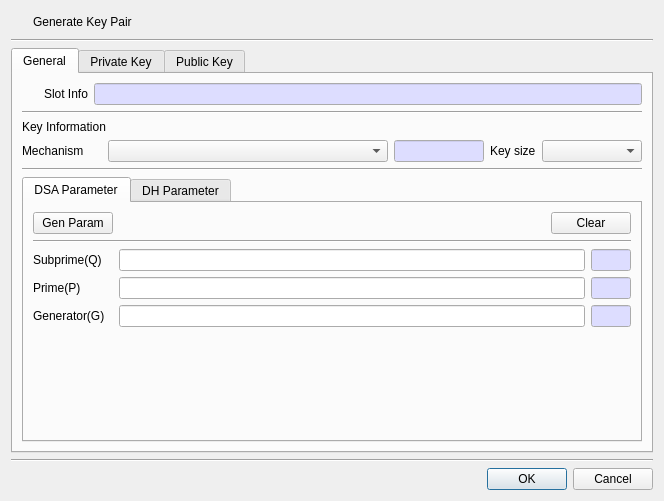
Qt form CryptokiMan/gen_key_pair_dlg.ui (jykim74/CryptokiMan) before a commit.
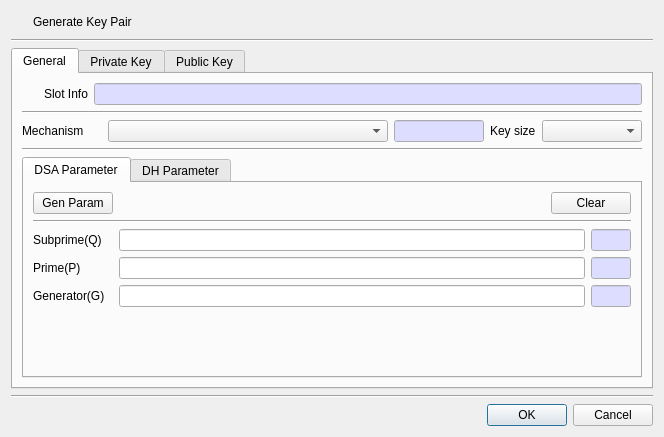
The same form after that commit. Icons and pictures are not drawn.

Patch:
```diff
--- a/CryptokiMan/gen_key_pair_dlg.ui
+++ b/CryptokiMan/gen_key_pair_dlg.ui
@@ -7,7 +7,7 @@
     <x>0</x>
     <y>0</y>
     <width>664</width>
-    <height>501</height>
+    <height>437</height>
    </rect>
   </property>
   <property name="windowTitle">
@@ -161,13 +161,6 @@
          </property>
         </widget>
        </item>
-       <item>
-        <widget class="QLabel" name="label_6">
-         <property name="text">
-          <string>Key Information</string>
-         </property>
-        </widget>
-       </item>
        <item>
         <layout class="QGridLayout" name="gridLayout_5">
          <property name="topMargin">
```
Left out of the diff: 14 changed lines with no effect on the pictures.
